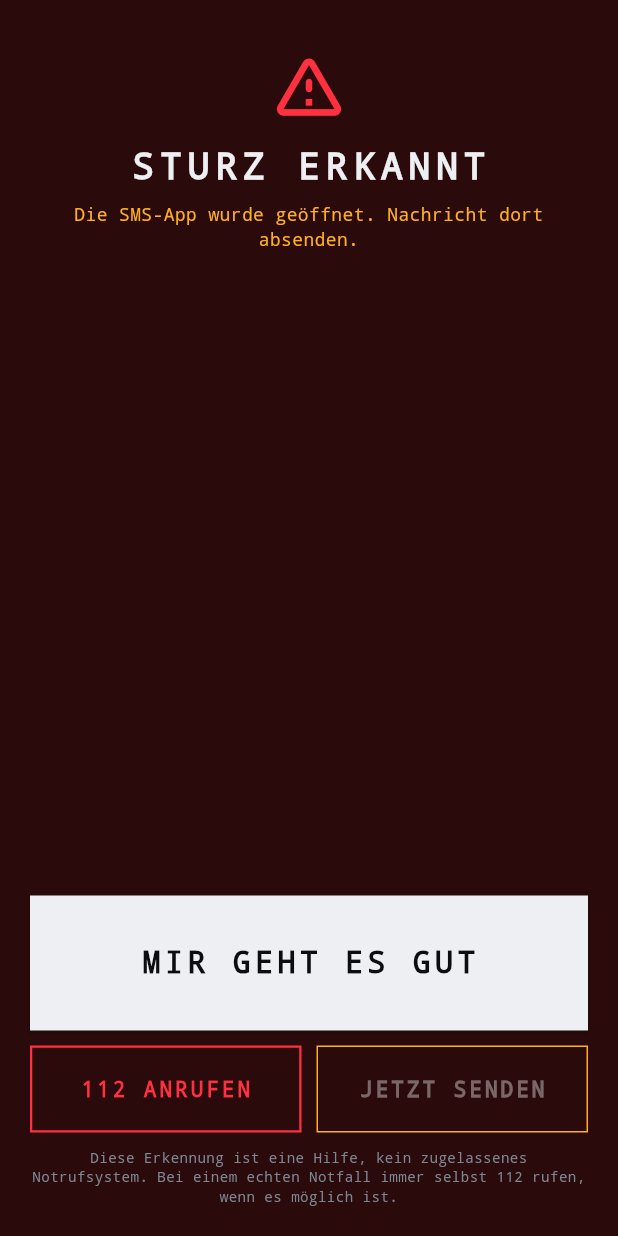
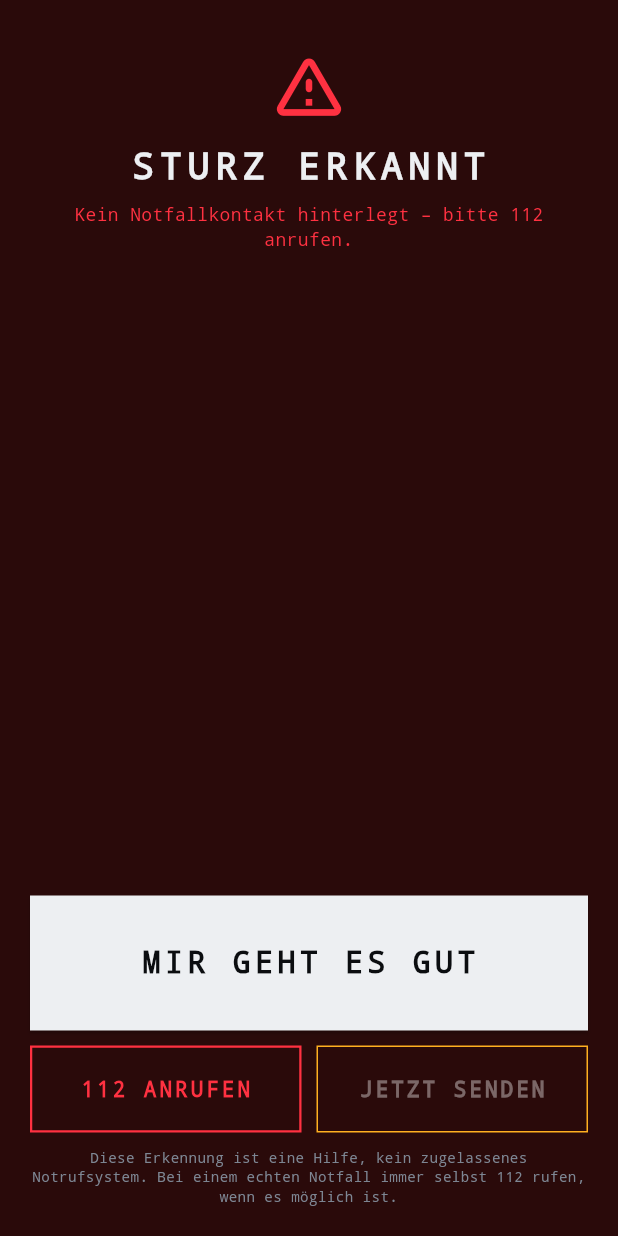
Before and after one commit to xKing41/Motorrad-App, a Flutter app: the CrashAlarmScreen screen opened directly with empty values, after a tap on "JETZT SENDEN", on a phone screen of 412 x 824 dp. Run offline on Flutter 3.47's test engine with Material 3 defaults, Android fonts, the phone set to English and light mode, and no system bars; our stand-ins replace flutter_map, geolocator, latlong2, sensors_plus, share_plus, shared_preferences and 1 more; accounts and stored records are empty.

Commit message:
Fehler im restlichen Projekt behoben
- Neigungsmesser: fehlender Import von ValueListenable - Version 4.1
  liess sich damit gar nicht bauen.
- Streckenzaehlung: Abschnitte wurden bei schnellem GPS mehrfach
  gezaehlt; Tunnel-Luecken werden jetzt plausibel mitgezaehlt.
- Sturzerkennung bekommt den Beschleunigungssensor wieder mit 20 ms -
  bei 50 ms fiel eine kurze Aufprallspitze zwischen zwei Messwerte.
- Sturzalarm zeigt ehrlich an, wenn keine SMS geoeffnet werden konnte.
- Test-SMS ist klar als TEST gekennzeichnet.
- Fahrt loeschen nur nach Rueckfrage.
- Versehentliche Mini-Fahrten (< 30 s, < 100 m) werden nicht gespeichert.
- Wetterstreifen laeuft auf schmalen Handys nicht mehr ueber; Regen
  "in 12 min" obwohl es schon regnet korrigiert.
- Kleinigkeiten aus dem Analyzer (const, unnoetige Importe).

Co-Authored-By: Claude Opus 5.5 <noreply@anthropic.com>
Claude-Session: https://claude.ai/code/session_019Z3KLabozy1s7e8zADGwBd

```diff
--- a/app/lib/main.dart
+++ b/app/lib/main.dart
@@ -96,6 +96,12 @@ class _HomeShellState extends State<HomeShell> {
 
     final summary = t.stopRecording();
     if (summary == null) return;
+    // Aus Versehen gestartet und gleich wieder beendet: nicht als Fahrt
+    // in die Liste schreiben.
+    if (summary.durationSec < 30 && summary.distanceM < 100) {
+      if (mounted) toast(context, 'Fahrt zu kurz – nicht gespeichert');
+      return;
+    }
     await RideStore.instance.saveRide(summary, List.of(t.track));
     await _ridesKey.currentState?.reload();
     if (mounted) {
--- a/app/lib/screens/crash_alarm_screen.dart
+++ b/app/lib/screens/crash_alarm_screen.dart
@@ -31,6 +31,7 @@ class _CrashAlarmScreenState extends State<CrashAlarmScreen> {
   late int _left;
   Timer? _timer;
   bool _fired = false;
+  bool _smsOpened = false;
 
   @override
   void initState() {
@@ -59,9 +60,9 @@ class _CrashAlarmScreenState extends State<CrashAlarmScreen> {
     if (_fired) return;
     _fired = true;
     _timer?.cancel();
-    await em.sendSms(lat: widget.lat, lon: widget.lon);
+    final ok = await em.sendSms(lat: widget.lat, lon: widget.lon);
     if (!mounted) return;
-    setState(() {});
+    setState(() => _smsOpened = ok);
   }
 
   void _cancel() {
@@ -100,10 +101,15 @@ class _CrashAlarmScreenState extends State<CrashAlarmScreen> {
                   style: const TextStyle(fontSize: 12, color: chalk),
                 )
               else
-                const Text(
-                  'Die SMS-App wurde geöffnet. Nachricht dort absenden.',
+                Text(
+                  _smsOpened
+                      ? 'Die SMS-App wurde geöffnet. Nachricht dort absenden.'
+                      : (em.hasContact
+                          ? 'SMS-App ließ sich nicht öffnen. Bitte 112 anrufen.'
+                          : 'Kein Notfallkontakt hinterlegt – bitte 112 anrufen.'),
                   textAlign: TextAlign.center,
-                  style: TextStyle(fontSize: 12, color: amber),
+                  style: TextStyle(
+                      fontSize: 12, color: _smsOpened ? amber : redline),
                 ),
               const Spacer(),
               if (!_fired)
--- a/app/lib/screens/dashboard_screen.dart
+++ b/app/lib/screens/dashboard_screen.dart
@@ -1,4 +1,3 @@
-import 'dart:ui' show FontFeature;
 
 import 'package:flutter/material.dart';
 
@@ -91,8 +90,10 @@ class _DashboardScreenState extends State<DashboardScreen> {
       col = signal;
     }
 
+    // Titel links, Statusfeld und Notfalltaste rechts beieinander.
+    // Vorher verteilte spaceBetween den Platz auch um den Abstandhalter,
+    // und das GPS-Feld stand verloren in der Mitte.
     return Row(
-      mainAxisAlignment: MainAxisAlignment.spaceBetween,
       children: [
         RichText(
           text: const TextSpan(
@@ -109,6 +110,7 @@ class _DashboardScreenState extends State<DashboardScreen> {
             ],
           ),
         ),
+        const Spacer(),
         InkWell(
           onTap: t.gpsDenied ? () => t.retryGps() : null,
           child: Container(
@@ -191,9 +193,13 @@ class _DashboardScreenState extends State<DashboardScreen> {
             Icon(w.rainSoon ? Icons.umbrella : Icons.thermostat,
                 size: 13, color: col),
             const SizedBox(width: 7),
-            Text(info,
-                style: const TextStyle(fontSize: 10.5, color: chalk)),
-            const Spacer(),
+            Expanded(
+              child: Text(info,
+                  maxLines: 1,
+                  overflow: TextOverflow.ellipsis,
+                  style: const TextStyle(fontSize: 10.5, color: chalk)),
+            ),
+            if (warn != null) const SizedBox(width: 8),
             if (warn != null)
               Text(warn,
                   style: TextStyle(
@@ -203,8 +209,8 @@ class _DashboardScreenState extends State<DashboardScreen> {
                       color: col)),
           ]),
           const SizedBox(height: 3),
-          Text(WeatherService.attribution,
-              style: const TextStyle(fontSize: 8, color: steel)),
+          const Text(WeatherService.attribution,
+              style: TextStyle(fontSize: 8, color: steel)),
         ],
       ),
     );
--- a/app/lib/screens/ride_analysis_screen.dart
+++ b/app/lib/screens/ride_analysis_screen.dart
@@ -273,7 +273,7 @@ class _RideAnalysisScreenState extends State<RideAnalysisScreen> {
             size: 16, color: col),
         const SizedBox(width: 10),
         Text('${c.maxLean.round()}°',
-            style: TextStyle(
+            style: const TextStyle(
                 fontSize: 17, fontWeight: FontWeight.w700, color: chalk)),
         const SizedBox(width: 12),
         Expanded(
--- a/app/lib/services/emergency.dart
+++ b/app/lib/services/emergency.dart
@@ -51,10 +51,21 @@ class Emergency {
   /// Text der Notfallnachricht. Koordinaten in Dezimalgrad, dazu ein
   /// Kartenlink - beides, weil manche Handys Links nicht anzeigen und
   /// die Rettungsleitstelle mit reinen Zahlen ebenfalls arbeiten kann.
-  String alertText({double? lat, double? lon, String? extra}) {
+  String alertText({
+    double? lat,
+    double? lon,
+    String? extra,
+    bool test = false,
+  }) {
     final who = riderName.trim().isEmpty ? 'Der Fahrer' : riderName.trim();
-    final b = StringBuffer()
-      ..write('NOTFALL: $who hatte möglicherweise einen Motorradunfall.');
+    final b = StringBuffer();
+    // Eine Test-Nachricht darf NIEMALS wie ein echter Notfall aussehen -
+    // sonst steht beim Ausprobieren die Familie senkrecht im Bett.
+    if (test) {
+      b.write('TEST – KEIN NOTFALL, bitte ignorieren. So sähe die '
+          'Nachricht im Ernstfall aus: ');
+    }
+    b.write('NOTFALL: $who hatte möglicherweise einen Motorradunfall.');
     if (lat != null && lon != null) {
       final la = lat.toStringAsFixed(5);
       final lo = lon.toStringAsFixed(5);
@@ -82,9 +93,10 @@ class Emergency {
   /// eine Berechtigung, die Android sehr restriktiv behandelt, und ein
   /// automatischer Fehlalarm an die Familie waere schlimmer als ein
   /// zusaetzlicher Tastendruck.
-  Future<bool> sendSms({double? lat, double? lon}) async {
+  Future<bool> sendSms({double? lat, double? lon, bool test = false}) async {
     if (!hasContact) return false;
-    final body = Uri.encodeComponent(alertText(lat: lat, lon: lon));
+    final body =
+        Uri.encodeComponent(alertText(lat: lat, lon: lon, test: test));
     final uri = Uri.parse('sms:${contactPhone.trim()}?body=$body');
     return _open(uri);
   }
--- a/app/lib/theme.dart
+++ b/app/lib/theme.dart
@@ -1,4 +1,3 @@
-import 'dart:ui' show FontFeature;
 
 import 'package:flutter/material.dart';
 
--- a/app/lib/widgets/gauge.dart
+++ b/app/lib/widgets/gauge.dart
@@ -1,5 +1,6 @@
 import 'dart:math' as math;
 
+import 'package:flutter/foundation.dart' show ValueListenable;
 import 'package:flutter/material.dart';
 
 import '../theme.dart';
```
Also changed, not shown: app/lib/screens/ai_connect_screen.dart (+6 -6 lines), app/lib/screens/emergency_screen.dart (+4 -4 lines), app/lib/screens/rides_screen.dart (+29 -0 lines), app/lib/services/telemetry.dart (+31 -15 lines), app/lib/services/weather_service.dart (+10 -3 lines).
